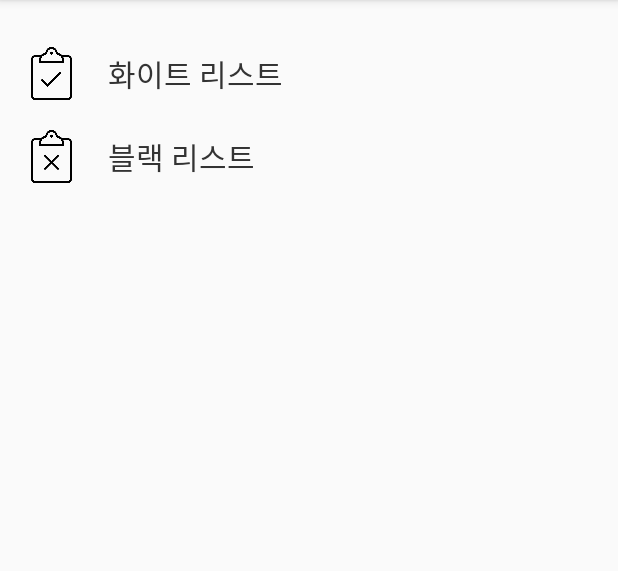
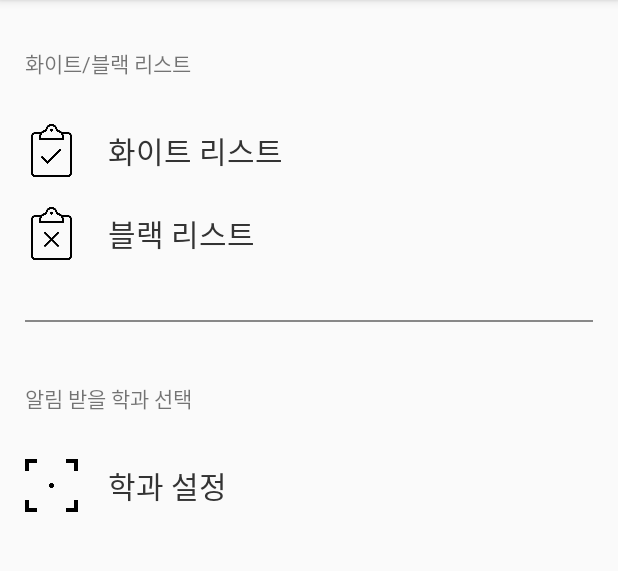
Before and after one commit to knu-mobile-programming-team8/Knoty, an Android app: the screen it shows after launch (OptionActivity), in the options menu, after a tap on "옵션", on a phone screen of 412 x 824 dp, the part 84-655 px from its top. Run offline under Robolectric (Android 15) with nearby library versions, the light colour scheme and no system bars; network calls fail.

Commit message:
메인화면 구현 및 학과 설정 옵션 추가 (id가 제대로 안 넘어오는 버그 때문에 학과 표시 제대로 안 되고 학과 토글 바꿔도 바로 갱신 불가능. 앱 재실행 필요)

```diff
--- a/app/build.gradle
+++ b/app/build.gradle
@@ -29,4 +29,5 @@ dependencies {
     androidTestImplementation 'androidx.test:runner:1.1.1'
     androidTestImplementation 'androidx.test.espresso:espresso-core:3.1.1'
     implementation 'androidx.recyclerview:recyclerview:1.1.0'
+    implementation 'com.google.android.material:material:1.0.0'
 }
--- a/app/src/main/java/com/example/knoty/KnotyPreferences.java
+++ b/app/src/main/java/com/example/knoty/KnotyPreferences.java
@@ -15,6 +15,8 @@ public class KnotyPreferences {
     public static final String BLACKLIST_PREFERENCE = "blacklist";
     public static final String TOGGLE_WHITELIST = "whilelist_toggle";
     public static final String TOGGLE_BLACKLIST = "blacklist_toggle";
+    public static final String TOGGLE_DEPARTMENT_KNU = "knu_toggle";
+    public static final String TOGGLE_DEPARTMENT_COMPUTER = "computer_toggle";
 
     //리스트 전체를 Arraylist로 가져온다 (없으면 텅빈 ArrayList 반환(null은 아님))
     public static ArrayList<String> getStringSet(Context context, String key) {
@@ -112,9 +114,15 @@ public class KnotyPreferences {
         editor.commit();
     }
 
-    //boolean 값 1개 읽어옴
+    //boolean 값 1개 읽어옴 (기본값 false)
     public static boolean getBoolean(Context context, String key) {
         SharedPreferences sp = context.getSharedPreferences(SHARED_PREFERENCE_FILE, Context.MODE_PRIVATE);
         return sp.getBoolean(key, false);
     }
+
+    //boolean 값 1개 읽어옴
+    public static boolean getBoolean(Context context, String key, boolean defaultVal) {
+        SharedPreferences sp = context.getSharedPreferences(SHARED_PREFERENCE_FILE, Context.MODE_PRIVATE);
+        return sp.getBoolean(key, defaultVal);
+    }
 }
--- a/app/src/main/java/com/example/knoty/MainActivity.java
+++ b/app/src/main/java/com/example/knoty/MainActivity.java
@@ -23,38 +23,49 @@ import java.util.Calendar;
 
 public class MainActivity extends AppCompatActivity {
 
+    public static MainActivityRecyclerAdapter adapter = null;
+
     @Override
     protected void onCreate(Bundle savedInstanceState) {
         super.onCreate(savedInstanceState);
         setContentView(R.layout.activity_main);
 
-        //리사이클러뷰에 어댑터를 연결
+        initRecyclerView(); //리사이클러뷰와 어댑터 연결
+        loadNotices(); //메인화면에 표시할 공지사항들을 불러와서 리사이클러뷰에 표시한다
+    }
+
+    //리사이클러뷰에 어댑터를 연결
+    public void initRecyclerView() {
         RecyclerView recyclerView = findViewById(R.id.mainRecyclerView);
         LinearLayoutManager manager = new LinearLayoutManager(this );
         recyclerView.setLayoutManager(manager);
-        MainActivityRecyclerAdapter adapter = new MainActivityRecyclerAdapter();
+        adapter = new MainActivityRecyclerAdapter();
         recyclerView.setAdapter(adapter);
+    }
 
-        //공지사항들을 불러온다
-        ArrayList<Announcement> list;
-        if(true) { //학교 홈페이지 공지 모드인지 확인
+    //공지사항들을 불러온다
+    public void loadNotices() {
+        ArrayList<Announcement> list = new ArrayList<Announcement>(); //여러 학과를 선택한 경우 학과들에서 각각 모은 공지사항들을 list에 모두 합친다
+        ArrayList<Announcement> temp = null; //각 학과의 공지사항들을 잠깐 여기에 저장한 후 list에 합친다
+        if(KnotyPreferences.getBoolean(this, KnotyPreferences.TOGGLE_DEPARTMENT_KNU, true)) { //학교 홈페이지 공지 모드인지 확인
             MainAnnouncementScraper mainAS = new MainAnnouncementScraper(this);
             mainAS.doScrapTask(1, 1);
 
-            list = mainAS.getListInStorage(1, 50, false);
-        } else if(true) { //컴학 모드인지 확인
+            temp = mainAS.getListInStorage(1, 50, false);
+            for(Announcement ant : temp)  { list.add(ant); }
+        }
+        if(KnotyPreferences.getBoolean(this, KnotyPreferences.TOGGLE_DEPARTMENT_COMPUTER, false)) { //컴학 모드인지 확인
             CSEAnnouncementScraper cseAS = new CSEAnnouncementScraper(this);
             cseAS.doScrapTask(0, 1);
 
-            list = cseAS.getListInStorage(2, 50, false);
+            temp = cseAS.getListInStorage(2, 50, false);
+            for(Announcement ant : temp)  { list.add(ant); }
         }
+
         for(Announcement ant : list) {
-            Log.d("===============", ant.title + " " + ant.id);
             adapter.addItem(ant);
         }
         adapter.notifyDataSetChanged(); //데이터 변경 되었음을 알려준다
-
-        //리스트에 아이템들을 추가
     }
 
     //옵션 메뉴 등록
--- a/app/src/main/java/com/example/knoty/OptionActivity.java
+++ b/app/src/main/java/com/example/knoty/OptionActivity.java
@@ -43,11 +43,22 @@ public class OptionActivity extends AppCompatActivity {
                 startActivity(intent);
             }
         };
+        View.OnClickListener listener3 = new View.OnClickListener() {
+            @Override
+            public void onClick(View v) {
+                Intent intent = new Intent(OptionActivity.this, DepartmentListActivity.class);
+                startActivity(intent);
+            }
+        };
 
         //옵션 리스트
         adapter.addItem(-1, null, -1, RecyclerAdapter.VIEW_TYPE_SPACE); //빈공백 (메뉴가 너무 위에 딱 붙어있어서)
+        adapter.addItem(-1, "화이트/블랙 리스트", -1, RecyclerAdapter.VIEW_TYPE_HEADLINE);
         adapter.addItem(R.drawable.whitelist, "화이트 리스트", -1, RecyclerAdapter.VIEW_TYPE_NORMAL, listener1);
         adapter.addItem(R.drawable.blacklist, "블랙 리스트", -1, RecyclerAdapter.VIEW_TYPE_NORMAL, listener2);
+        adapter.addItem(-1, null, -1, RecyclerAdapter.VIEW_TYPE_DIVIDER);
+        adapter.addItem(-1, "알림 받을 학과 선택", -1, RecyclerAdapter.VIEW_TYPE_HEADLINE);
+        adapter.addItem(R.drawable.selector, "학과 설정", -1, RecyclerAdapter.VIEW_TYPE_NORMAL, listener3);
 
         adapter.notifyDataSetChanged(); //데이터 변경 되었음을 알려준다
     }
--- a/app/src/main/java/com/example/knoty/RecyclerAdapter.java
+++ b/app/src/main/java/com/example/knoty/RecyclerAdapter.java
@@ -27,6 +27,7 @@ public class RecyclerAdapter extends RecyclerView.Adapter<RecyclerView.ViewHolde
     public static final int VIEW_TYPE_DIVIDER = 1;
     public static final int VIEW_TYPE_TOGGLE = 2;
     public static final int VIEW_TYPE_SPACE = 3; //DIVIDER에서 그냥 줄만 안 보이게 해서 빈 공백 구현
+    public static final int VIEW_TYPE_HEADLINE = 4;
 
     private String listFile;
 
@@ -41,9 +42,12 @@ public class RecyclerAdapter extends RecyclerView.Adapter<RecyclerView.ViewHolde
         } else if(viewType == VIEW_TYPE_DIVIDER || viewType == VIEW_TYPE_SPACE) {
             view = LayoutInflater.from(parent.getContext()).inflate(R.layout.divider_recyclerview_item, parent, false);
             return new DividerViewHolder(view);
-        } else {
+        } else if(viewType == VIEW_TYPE_TOGGLE) {
             view = LayoutInflater.from(parent.getContext()).inflate(R.layout.toggle_recyclerview_item, parent, false);
             return new ToggleViewHolder(view);
+        } else {
+            view = LayoutInflater.from(parent.getContext()).inflate(R.layout.headline_recyclerview_item, parent, false);
+            return new HeadlineViewHolder(view);
         }
     }
 
@@ -65,8 +69,10 @@ public class RecyclerAdapter extends RecyclerView.Adapter<RecyclerView.ViewHolde
             if(list.get(position).getItemViewType() == VIEW_TYPE_SPACE) {
                 ((DividerViewHolder)holder).onBind(true);
             }
-        } else {
+        } else if(holder instanceof ToggleViewHolder) {
             ((ToggleViewHolder)holder).onBind(position);
+        } else if(holder instanceof HeadlineViewHolder) {
+            ((HeadlineViewHolder)holder).onBind(position);
         }
     }
 
@@ -172,7 +178,7 @@ public class RecyclerAdapter extends RecyclerView.Adapter<RecyclerView.ViewHolde
         }
     }
 
-    //토글 버튼이 있는 아이템뷰 (사진, 텍스트, 토글버튼)
+    //토글 버튼이 있는 아이템뷰 (사진, 텍스트, 토글버튼) (button drawable 자리가 1이면 toggle set 1, 아니면 toggle set 0)
     public class ToggleViewHolder extends RecyclerView.ViewHolder {
         private  View itemView;
         private ImageView imageView;
@@ -195,11 +201,27 @@ public class RecyclerAdapter extends RecyclerView.Adapter<RecyclerView.ViewHolde
             View.OnClickListener itemListener = data.getItemListener();
             CompoundButton.OnCheckedChangeListener toggleListener = data.getToggleListener();
 
-            if(imageId != -1) imageView.setImageResource(imageId);
+            if(imageId != -1) { imageView.setImageResource(imageId); } else { imageView.setVisibility(View.GONE); }
             textView.setText(data.getContent());
             toggle.setChecked(data.getButtonDrawable() == 1 ? true : false);
             if(itemListener != null) itemView.setOnClickListener(itemListener);
             if(toggleListener != null) toggle.setOnCheckedChangeListener(toggleListener);
+        }
+    }
+
+    //헤드라인
+    public class HeadlineViewHolder extends RecyclerView.ViewHolder {
+        private View itemView;
+        private TextView headlineTextview;
+
+        public HeadlineViewHolder(@NonNull View itemView) {
+            super(itemView);
+            this.itemView = itemView;
+            headlineTextview = itemView.findViewById(R.id.headlineTextView);
+        }
+
+        void onBind(int position) { //isSpace가 true면 구분선에서 선을 숨겨서 공백처럼 사용
+            headlineTextview.setText(list.get(position).getContent());
         }
     }
 
--- /dev/null
+++ b/app/src/main/res/layout/headline_recyclerview_item.xml
@@ -0,0 +1,17 @@
+<?xml version="1.0" encoding="utf-8"?>
+<LinearLayout xmlns:android="http://schemas.android.com/apk/res/android"
+    android:orientation="vertical" android:layout_width="match_parent"
+    android:layout_height="wrap_content"
+    android:paddingLeft="15dp"
+    android:paddingTop="10dp"
+    android:paddingRight="15dp"
+    android:paddingBottom="10dp" >
+
+    <TextView
+        android:id="@+id/headlineTextView"
+        android:layout_width="match_parent"
+        android:layout_height="wrap_content"
+        android:text="HEADLINE"
+        android:layout_marginBottom="10dp" />
+
+</LinearLayout>
```
Also changed, not shown: app/src/main/AndroidManifest.xml (+7 -7 lines), app/src/main/java/com/example/knoty/DepartmentListActivity.java (added, +46 -0 lines), app/src/main/res/drawable/selector.png (added).
